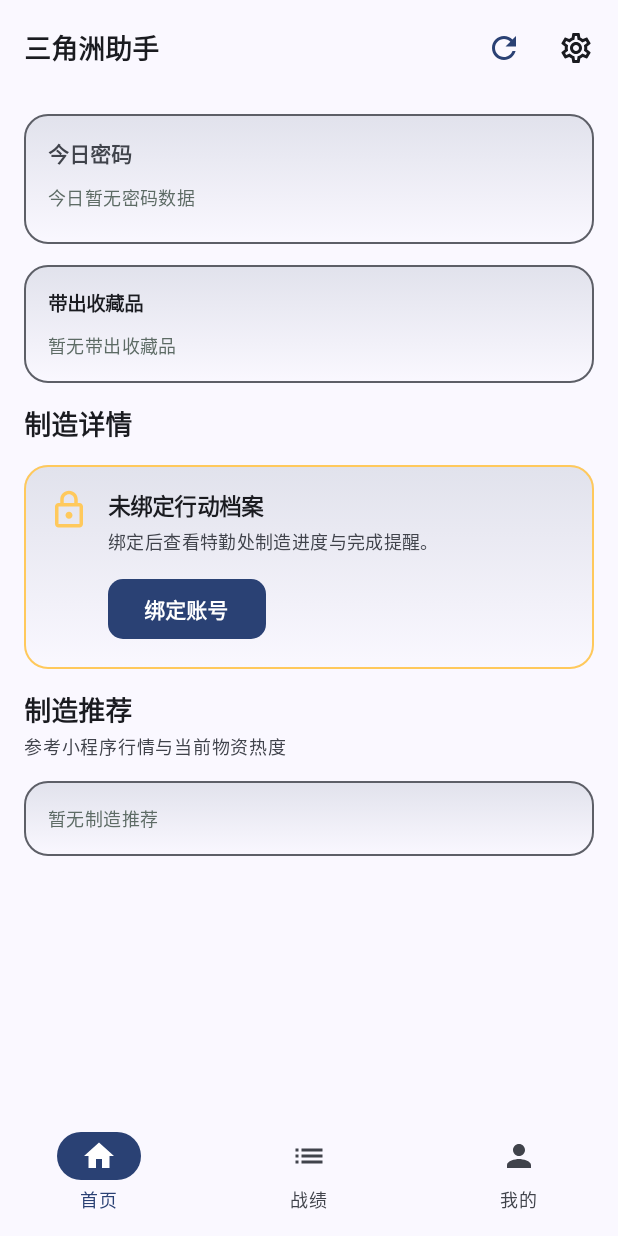
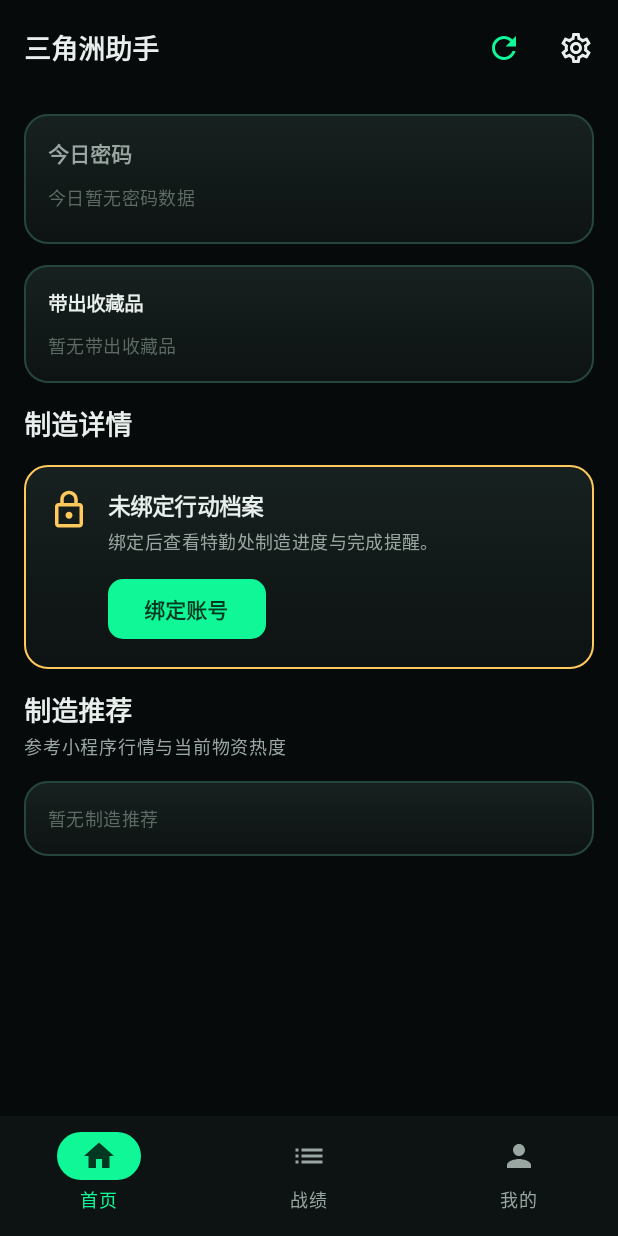
Before and after one commit to MissKisser/df-item-crafting-monitoring, an Android app built with Jetpack Compose: the screen it shows after launch (MainActivity), on a phone screen of 412 x 824 dp. Run offline under Robolectric (Android 15) with nearby library versions, the light colour scheme and no system bars; our stand-ins replace Dagger/Hilt's generated code; pictures from the network do not load.

Commit message:
feat(主题): 全局强制深色 - 禁用动态取色 + 锁状态栏黑底

```diff
--- a/app/src/main/AndroidManifest.xml
+++ b/app/src/main/AndroidManifest.xml
@@ -13,12 +13,14 @@
         android:label="@string/app_name"
         android:supportsRtl="true"
         android:theme="@style/Theme.DfCrafting"
+        android:forceDarkAllowed="false"
         android:usesCleartextTraffic="false">
 
         <activity
             android:name=".MainActivity"
             android:exported="true"
-            android:theme="@style/Theme.DfCrafting">
+            android:theme="@style/Theme.DfCrafting"
+            android:configChanges="uiMode|orientation|screenSize|screenLayout|smallestScreenSize|keyboardHidden">
             <intent-filter>
                 <action android:name="android.intent.action.MAIN" />
                 <category android:name="android.intent.category.LAUNCHER" />
--- a/app/src/main/java/com/local/dfcraftmonitor/MainActivity.kt
+++ b/app/src/main/java/com/local/dfcraftmonitor/MainActivity.kt
@@ -30,10 +30,17 @@ class MainActivity : ComponentActivity() {
     override fun onCreate(savedInstanceState: Bundle?) {
         super.onCreate(savedInstanceState)
         // 边到边布局，让 TopAppBar/NavigationBar 的 windowInsets 接管状态栏/导航栏
-        enableEdgeToEdge()
+        // 强制深色：状态栏图标浅色（夜间作战终端），不受系统浅色/深色模式切换影响
+        enableEdgeToEdge(
+            statusBarStyle = androidx.activity.SystemBarStyle.dark(android.graphics.Color.TRANSPARENT),
+            navigationBarStyle = androidx.activity.SystemBarStyle.dark(android.graphics.Color.TRANSPARENT),
+        )
         setContent {
-            // dynamicColor = true：Android 12+ 自动从系统壁纸取色
-            DfCraftingTheme(dynamicColor = true) {
+            // 全局深色：禁用 Monet 动态取色，固定使用品牌深色调色板
+            DfCraftingTheme(
+                darkTheme = true,
+                dynamicColor = false,
+            ) {
                 Surface(
                     modifier = Modifier.fillMaxSize(),
                     color = MaterialTheme.colorScheme.background,
--- a/app/src/main/java/com/local/dfcraftmonitor/ui/theme/Theme.kt
+++ b/app/src/main/java/com/local/dfcraftmonitor/ui/theme/Theme.kt
@@ -1,40 +1,33 @@
 package com.local.dfcraftmonitor.ui.theme
 
-import android.os.Build
-import androidx.compose.foundation.isSystemInDarkTheme
 import androidx.compose.material3.MaterialTheme
 import androidx.compose.material3.darkColorScheme
-import androidx.compose.material3.dynamicDarkColorScheme
-import androidx.compose.material3.dynamicLightColorScheme
 import androidx.compose.material3.lightColorScheme
 import androidx.compose.runtime.Composable
-import androidx.compose.ui.platform.LocalContext
 
 /**
  * 三角洲助手主题。
  *
  * 关键设计：
- *  1. **默认深色**：产品定位夜间作战信息终端，深色为唯一交付主题。
- *  2. **动态取色（Monet）**：Android 12+ 自动从用户壁纸派生主题色，并叠加品牌电光绿调性。
- *  3. **品牌回退**：不支持 Monet 或用户关闭时使用内置品牌色（保证一致体验）。
- *  4. **Expressive 形状与字体**：应用 [DfShapes] 与 [DfTypography]，与 Material 3 Expressive 对齐。
+ *  1. **全局深色**：产品定位夜间作战信息终端，深色为唯一交付主题。
+ *     即使系统切到浅色，APP 仍维持深色调色板，不跟随系统 uiMode 切换。
+ *  2. **禁用 Monet 动态取色**（产品决策）：品牌电光绿 / 琥珀金 / 战术红必须
+ *     在所有设备上保持一致，壁纸变化不应改变作战面板语义色。
+ *  3. **Expressive 形状与字体**：应用 [DfShapes] 与 [DfTypography]，与 Material 3 Expressive 对齐。
  *
- * 启用/关闭动态取色：通过 [dynamicColor] 参数控制（默认开启）。
+ * 注：保留 [darkTheme] / [dynamicColor] 形参是为了在 Settings 页未来可让用户单独开启个性化，
+ * 默认行为不启用。
  */
 @Composable
 fun DfCraftingTheme(
-    darkTheme: Boolean = isSystemInDarkTheme(),
-    dynamicColor: Boolean = true,
+    darkTheme: Boolean = true,
+    dynamicColor: Boolean = false,
     content: @Composable () -> Unit,
 ) {
-    val colorScheme = when {
-        dynamicColor && Build.VERSION.SDK_INT >= Build.VERSION_CODES.S -> {
-            val context = LocalContext.current
-            if (darkTheme) dynamicDarkColorScheme(context) else dynamicLightColorScheme(context)
-        }
-        darkTheme -> BrandDarkColorScheme
-        else -> BrandLightColorScheme
-    }
+    // 全局锁定深色调色板。dynamicColor 形参保留供将来扩展，默认不启用。
+    val colorScheme = BrandDarkColorScheme
+    @Suppress("UNUSED_VARIABLE")
+    val unusedLight = if (!darkTheme) BrandLightColorScheme else colorScheme
 
     MaterialTheme(
         colorScheme = colorScheme,
@@ -44,7 +37,7 @@ fun DfCraftingTheme(
     )
 }
 
-/** 品牌深色配色（无动态取色时的回退）。 */
+/** 品牌深色配色（应用全局深色主题）。 */
 private val BrandDarkColorScheme = darkColorScheme(
     primary = DfGreenPrimary,
     onPrimary = DfGreenOnPrimary,
@@ -84,7 +77,8 @@ private val BrandDarkColorScheme = darkColorScheme(
     inversePrimary = DfInversePrimaryDark,
 )
 
-/** 品牌浅色配色（暂未启用，保留扩展位）。 */
+/** 品牌浅色配色（保留扩展位，全局不使用）。 */
+@Suppress("unused")
 private val BrandLightColorScheme = lightColorScheme(
     primary = DfGreenContainer,
     onPrimary = DfGreenOnContainer,
--- a/app/src/main/res/values/styles.xml
+++ b/app/src/main/res/values/styles.xml
@@ -9,7 +9,9 @@
         <item name="android:statusBarColor">@android:color/transparent</item>
         <item name="android:navigationBarColor">@android:color/transparent</item>
         <item name="android:windowLightStatusBar">false</item>
+        <item name="android:windowLightNavigationBar">false</item>
         <item name="android:windowDrawsSystemBarBackgrounds">true</item>
+        <item name="android:forceDarkAllowed">false</item>
     </style>
 
     <!-- ====== Widget 工位行（纵向，用于组合卡横向行） ====== -->
```
